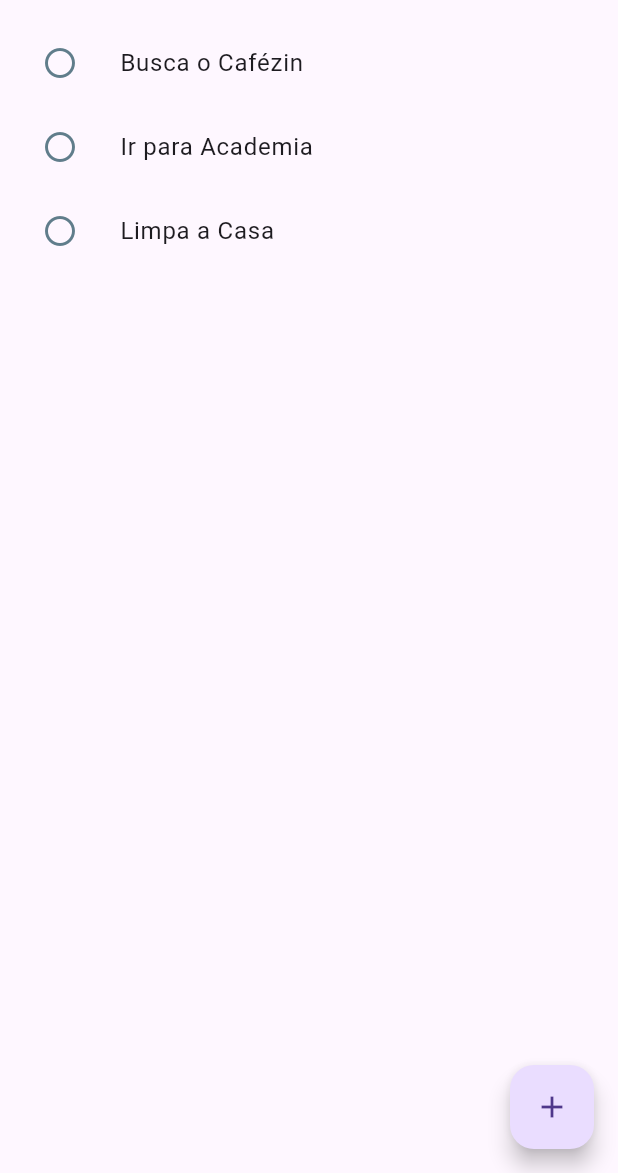
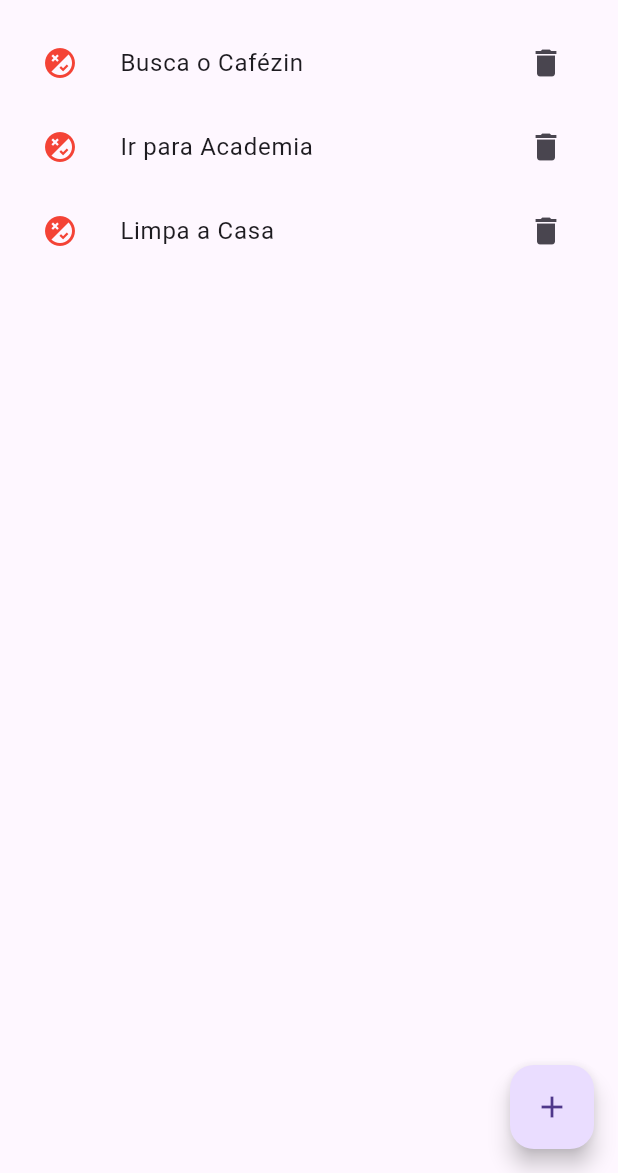
Before and after one commit to KaueSobreira/Lista-de-Tarefas-Mobile, a Flutter app: the screen it shows after launch, on a phone screen of 412 x 824 dp, the part 63-1236 px from its top. Run offline on Flutter 3.47's test engine with Material 3 defaults, Android fonts, the phone set to English and light mode, and no system bars.

Commit message:
feat: implementado a listagem das tarefas com conclusão e delete apenas um lista fixa

```diff
--- a/lib/main.dart
+++ b/lib/main.dart
@@ -88,11 +88,16 @@ class _TaskListPageState extends State<TaskListPage> {
                       },
                       icon: Icon(
                         task.done ? Icons.check_circle
-                        : Icons.circle_outlined,
+                        : Icons.flaky_sharp,
                         color: task.done ? Colors.green
-                        : Colors.blueGrey,
+                        : Colors.red,
                       ), ),
-                    trailing: null,
+                    trailing: IconButton(onPressed: () {
+                      setState(() {
+                        tasks.removeAt(index);
+                      });
+                    },
+                     icon: Icon(Icons.delete)),
                     title: Text(task.title));
                 },
               ),
```
